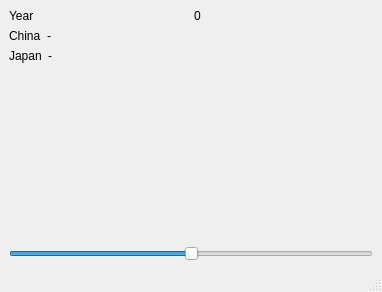
Qt form 012-allhistory/mainwindow.ui (tyw66/exQt) before a commit.
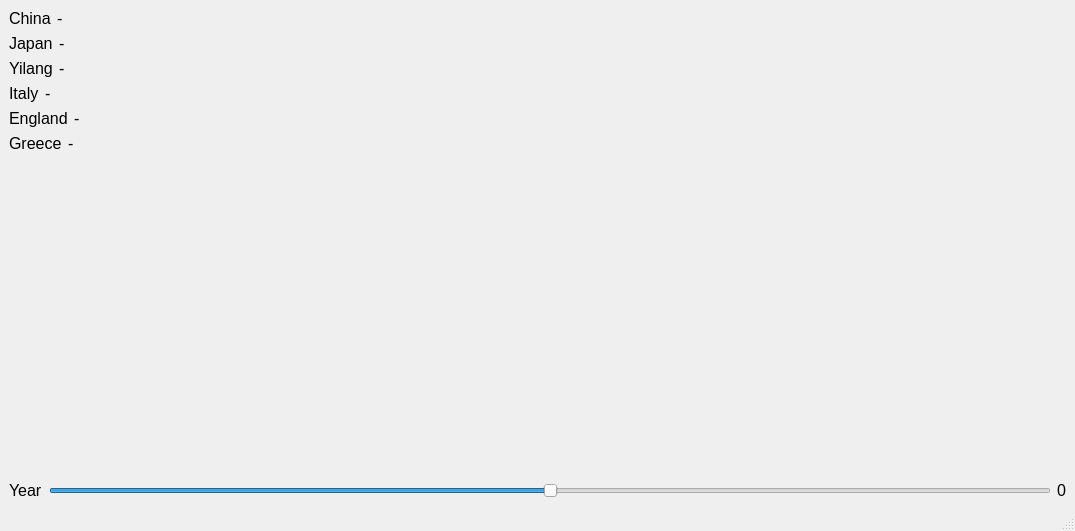
The same form after that commit.

The edit to the form file:
```diff
--- a/012-allhistory/mainwindow.ui
+++ b/012-allhistory/mainwindow.ui
@@ -6,8 +6,8 @@
    <rect>
     <x>0</x>
     <y>0</y>
-    <width>382</width>
-    <height>292</height>
+    <width>1075</width>
+    <height>531</height>
    </rect>
   </property>
   <property name="windowTitle">
@@ -15,28 +15,15 @@
   </property>
   <widget class="QWidget" name="centralwidget">
    <layout class="QVBoxLayout" name="verticalLayout">
-    <item>
-     <layout class="QHBoxLayout" name="horizontalLayout">
-      <item>
-       <widget class="QLabel" name="label">
-        <property name="text">
-         <string>Year</string>
-        </property>
-       </widget>
-      </item>
-      <item>
-       <widget class="QLabel" name="label_year">
-        <property name="text">
-         <string>0</string>
-        </property>
-       </widget>
-      </item>
-     </layout>
-    </item>
     <item>
      <layout class="QHBoxLayout" name="horizontalLayout_2" stretch="0,1">
       <item>
        <widget class="QLabel" name="label_2">
+        <property name="font">
+         <font>
+          <pointsize>12</pointsize>
+         </font>
+        </property>
         <property name="text">
          <string>China</string>
         </property>
@@ -44,6 +31,11 @@
       </item>
       <item>
        <widget class="QLabel" name="label_china">
+        <property name="font">
+         <font>
+          <pointsize>12</pointsize>
+         </font>
+        </property>
         <property name="text">
          <string>-</string>
         </property>
@@ -58,6 +50,11 @@
      <layout class="QHBoxLayout" name="horizontalLayout_3" stretch="0,1">
       <item>
        <widget class="QLabel" name="label_3">
+        <property name="font">
+         <font>
+          <pointsize>12</pointsize>
+         </font>
+        </property>
         <property name="text">
          <string>Japan</string>
         </property>
@@ -65,6 +62,135 @@
       </item>
       <item>
        <widget class="QLabel" name="label_japan">
+        <property name="font">
+         <font>
+          <pointsize>12</pointsize>
+         </font>
+        </property>
+        <property name="text">
+         <string>-</string>
+        </property>
+        <property name="wordWrap">
+         <bool>true</bool>
+        </property>
+       </widget>
+      </item>
+     </layout>
+    </item>
+    <item>
+     <layout class="QHBoxLayout" name="horizontalLayout_4" stretch="0,1">
+      <item>
+       <widget class="QLabel" name="label_4">
+        <property name="font">
+         <font>
+          <pointsize>12</pointsize>
+         </font>
+        </property>
+        <property name="text">
+         <string>Yilang</string>
+        </property>
+       </widget>
+      </item>
+      <item>
+       <widget class="QLabel" name="label_yilang">
+        <property name="font">
+         <font>
+          <pointsize>12</pointsize>
+         </font>
+        </property>
+        <property name="text">
+         <string>-</string>
+        </property>
+        <property name="wordWrap">
+         <bool>true</bool>
+        </property>
+       </widget>
+      </item>
+     </layout>
+    </item>
+    <item>
+     <layout class="QHBoxLayout" name="horizontalLayout_6" stretch="0,1">
+      <item>
+       <widget class="QLabel" name="label_5">
+        <property name="font">
+         <font>
+          <pointsize>12</pointsize>
+         </font>
+        </property>
+        <property name="text">
+         <string>Italy</string>
+        </property>
+       </widget>
+      </item>
+      <item>
+       <widget class="QLabel" name="label_italy">
+        <property name="font">
+         <font>
+          <pointsize>12</pointsize>
+         </font>
+        </property>
+        <property name="text">
+         <string>-</string>
+        </property>
+        <property name="wordWrap">
+         <bool>true</bool>
+        </property>
+       </widget>
+      </item>
+     </layout>
+    </item>
+    <item>
+     <layout class="QHBoxLayout" name="horizontalLayout_7" stretch="0,1">
+      <item>
+       <widget class="QLabel" name="label_6">
+        <property name="font">
+         <font>
+          <pointsize>12</pointsize>
+         </font>
+        </property>
+        <property name="text">
+         <string>England</string>
+        </property>
+       </widget>
+      </item>
+      <item>
+       <widget class="QLabel" name="label_england">
+        <property name="font">
+         <font>
+          <pointsize>12</pointsize>
+         </font>
+        </property>
+        <property name="text">
+         <string>-</string>
+        </property>
+        <property name="wordWrap">
+         <bool>true</bool>
+        </property>
+       </widget>
+      </item>
+     </layout>
+    </item>
+    <item>
+     <layout class="QHBoxLayout" name="horizontalLayout_8" stretch="0,1">
+      <item>
+       <widget class="QLabel" name="label_7">
+        <property name="font">
+         <font>
+          <pointsize>12</pointsize>
+         </font>
+        </property>
+        <property name="text">
+         <string>Greece</string>
+        </property>
+       </widget>
+      </item>
+      <item>
+       <widget class="QLabel" name="label_greece">
+        <property name="font">
+         <font>
+          <pointsize>12</pointsize>
+         </font>
+        </property>
         <property name="text">
          <string>-</string>
         </property>
@@ -77,6 +203,11 @@
     </item>
     <item>
      <spacer name="verticalSpacer">
+      <property name="font">
+       <font>
+        <pointsize>12</pointsize>
+       </font>
+      </property>
       <property name="orientation">
        <enum>Qt::Vertical</enum>
       </property>
@@ -89,17 +220,50 @@
      </spacer>
     </item>
     <item>
-     <widget class="QSlider" name="slider_time">
-      <property name="minimum">
-       <number>-2000</number>
-      </property>
-      <property name="maximum">
-       <number>2000</number>
-      </property>
-      <property name="orientation">
-       <enum>Qt::Horizontal</enum>
-      </property>
-     </widget>
+     <layout class="QHBoxLayout" name="horizontalLayout_5">
+      <item>
+       <widget class="QLabel" name="label">
+        <property name="font">
+         <font>
+          <pointsize>12</pointsize>
+         </font>
+        </property>
+        <property name="text">
+         <string>Year</string>
+        </property>
+       </widget>
+      </item>
+      <item>
+       <widget class="QSlider" name="slider_time">
+        <property name="font">
+         <font>
+          <pointsize>12</pointsize>
+         </font>
+        </property>
+        <property name="minimum">
+         <number>-2000</number>
+        </property>
+        <property name="maximum">
+         <number>2000</number>
+        </property>
+        <property name="orientation">
+         <enum>Qt::Horizontal</enum>
+        </property>
+       </widget>
+      </item>
+      <item>
+       <widget class="QLabel" name="label_year">
+        <property name="font">
+         <font>
+          <pointsize>12</pointsize>
+         </font>
+        </property>
+        <property name="text">
+         <string>0</string>
+        </property>
+       </widget>
+      </item>
+     </layout>
     </item>
    </layout>
   </widget>
```
Left out of the diff: 2 changed lines with no effect on the pictures.
